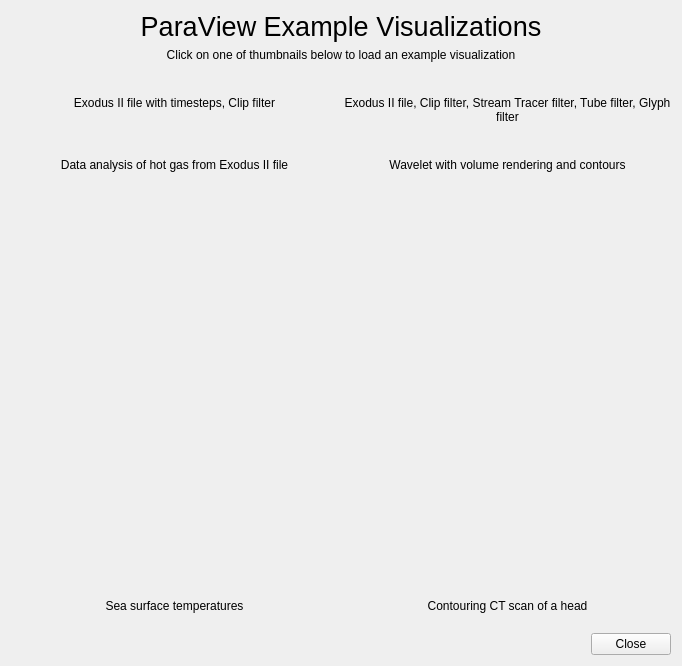
Qt form Qt/ApplicationComponents/Resources/UI/pqExampleVisualizationsDialog.ui (pierre-guillou/paraview-ttk) before a commit.
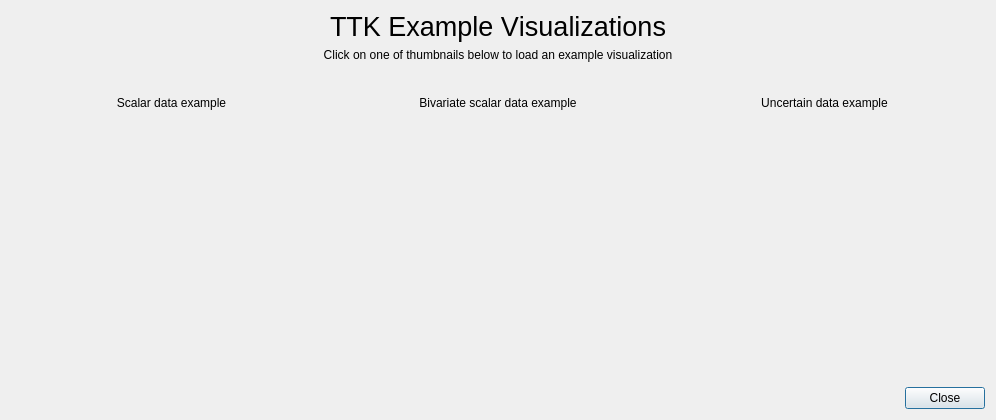
The same form after that commit. Icons and pictures are not drawn.

The edit to the form file:
```diff
--- a/Qt/ApplicationComponents/Resources/UI/pqExampleVisualizationsDialog.ui
+++ b/Qt/ApplicationComponents/Resources/UI/pqExampleVisualizationsDialog.ui
@@ -6,55 +6,22 @@
    <rect>
     <x>0</x>
     <y>0</y>
-    <width>682</width>
-    <height>666</height>
+    <width>996</width>
+    <height>420</height>
    </rect>
   </property>
   <property name="windowTitle">
    <string>ParaView Example Visualizations</string>
   </property>
   <layout class="QGridLayout" name="gridLayout">
-   <item row="1" column="0" colspan="2">
+   <item row="1" column="0" colspan="3">
     <widget class="QLabel" name="label">
      <property name="text">
       <string>&lt;html&gt;&lt;head/&gt;&lt;body&gt;&lt;p align=&quot;center&quot;&gt;Click on one of thumbnails below to load an example visualization&lt;/p&gt;&lt;/body&gt;&lt;/html&gt;</string>
      </property>
     </widget>
    </item>
-   <item row="4" column="0">
-    <widget class="QPushButton" name="HotGasAnalysisExampleButton">
-     <property name="text">
-      <string/>
-     </property>
-     <property name="icon">
-      <iconset resource="../pqApplicationComponents.qrc">
-       <normaloff>:/pqApplicationComponents/Thumbnails/HotGasAnalysisExample.png</normaloff>:/pqApplicationComponents/Thumbnails/HotGasAnalysisExample.png</iconset>
-     </property>
-     <property name="iconSize">
-      <size>
-       <width>300</width>
-       <height>225</height>
-      </size>
-     </property>
-     <property name="flat">
-      <bool>true</bool>
-     </property>
-    </widget>
-   </item>
-   <item row="5" column="0">
-    <widget class="QLabel" name="HotGasAnalysisExampleDescription">
-     <property name="text">
-      <string>&lt;html&gt;&lt;head/&gt;&lt;body&gt;&lt;p&gt;Data analysis of hot gas from Exodus II file&lt;/p&gt;&lt;/body&gt;&lt;/html&gt;</string>
-     </property>
-     <property name="alignment">
-      <set>Qt::AlignHCenter|Qt::AlignTop</set>
-     </property>
-     <property name="wordWrap">
-      <bool>true</bool>
-     </property>
-    </widget>
-   </item>
-   <item row="0" column="0" colspan="2">
+   <item row="0" column="0" colspan="3">
     <widget class="QLabel" name="titleLabel">
      <property name="font">
       <font>
@@ -65,17 +32,17 @@
       </font>
      </property>
      <property name="text">
-      <string>ParaView Example Visualizations</string>
+      <string>TTK Example Visualizations</string>
      </property>
      <property name="alignment">
       <set>Qt::AlignCenter</set>
      </property>
     </widget>
    </item>
-   <item row="5" column="1">
-    <widget class="QLabel" name="WaveletExampleDescription">
+   <item row="3" column="0">
+    <widget class="QLabel" name="Example1Description">
      <property name="text">
-      <string>&lt;html&gt;&lt;head/&gt;&lt;body&gt;&lt;p&gt;Wavelet with volume rendering and contours&lt;br/&gt;&lt;/p&gt;&lt;/body&gt;&lt;/html&gt;</string>
+      <string>Scalar data example</string>
      </property>
      <property name="alignment">
       <set>Qt::AlignHCenter|Qt::AlignTop</set>
@@ -85,33 +52,7 @@
      </property>
     </widget>
    </item>
-   <item row="8" column="1">
-    <widget class="QLabel" name="HeadSQExampleDescription">
-     <property name="text">
-      <string>&lt;html&gt;&lt;head/&gt;&lt;body&gt;&lt;p&gt;Contouring CT scan of a head&lt;br/&gt;&lt;/p&gt;&lt;/body&gt;&lt;/html&gt;</string>
-     </property>
-     <property name="alignment">
-      <set>Qt::AlignHCenter|Qt::AlignTop</set>
-     </property>
-     <property name="wordWrap">
-      <bool>true</bool>
-     </property>
-    </widget>
-   </item>
-   <item row="8" column="0">
-    <widget class="QLabel" name="TosExampleDescription">
-     <property name="text">
-      <string>&lt;html&gt;&lt;head/&gt;&lt;body&gt;&lt;p&gt;Sea surface temperatures&lt;br/&gt;&lt;/p&gt;&lt;/body&gt;&lt;/html&gt;</string>
-     </property>
-     <property name="alignment">
-      <set>Qt::AlignHCenter|Qt::AlignTop</set>
-     </property>
-     <property name="wordWrap">
-      <bool>true</bool>
-     </property>
-    </widget>
-   </item>
-   <item row="9" column="0" colspan="2">
+   <item row="8" column="0" colspan="3">
     <widget class="QDialogButtonBox" name="buttonBox">
      <property name="orientation">
       <enum>Qt::Horizontal</enum>
@@ -124,7 +65,7 @@
    <item row="3" column="1">
     <widget class="QLabel" name="DiskOutRefExampleDescription">
      <property name="text">
-      <string>Exodus II file, Clip filter, Stream Tracer filter, Tube filter, Glyph filter</string>
+      <string>Bivariate scalar data example</string>
      </property>
      <property name="alignment">
       <set>Qt::AlignHCenter|Qt::AlignTop</set>
@@ -134,73 +75,11 @@
      </property>
     </widget>
    </item>
-   <item row="4" column="1">
-    <widget class="QPushButton" name="WaveletExampleButton">
+   <item row="3" column="2">
+    <widget class="QLabel" name="Example3Description">
      <property name="text">
-      <string/>
+      <string>Uncertain data example</string>
      </property>
-     <property name="icon">
-      <iconset resource="../pqApplicationComponents.qrc">
-       <normaloff>:/pqApplicationComponents/Thumbnails/WaveletExample.png</normaloff>:/pqApplicationComponents/Thumbnails/WaveletExample.png</iconset>
-     </property>
-     <property name="iconSize">
-      <size>
-       <width>300</width>
-       <height>225</height>
-      </size>
-     </property>
-     <property name="flat">
-      <bool>true</bool>
-     </property>
-    </widget>
-   </item>
-   <item row="7" column="1">
-    <widget class="QPushButton" name="HeadSQExampleButton">
-     <property name="text">
-      <string/>
-     </property>
-     <property name="icon">
-      <iconset resource="../pqApplicationComponents.qrc">
-        <normalon>:/pqApplicationComponents/Thumbnails/HeadSQExample.png</normalon>
-      </iconset>
-     </property>
-     <property name="iconSize">
-      <size>
-       <width>300</width>
-       <height>225</height>
-      </size>
-     </property>
-     <property name="flat">
-      <bool>true</bool>
-     </property>
-    </widget>
-   </item>
-   <item row="7" column="0">
-    <widget class="QPushButton" name="TosExampleButton">
-     <property name="text">
-      <string/>
-     </property>
-     <property name="icon">
-      <iconset resource="../pqApplicationComponents.qrc">
-        <normalon>:/pqApplicationComponents/Thumbnails/TosExample.png</normalon>
-      </iconset>
-     </property>
-     <property name="iconSize">
-      <size>
-       <width>300</width>
-       <height>225</height>
-      </size>
-     </property>
-     <property name="flat">
-      <bool>true</bool>
-     </property>
-    </widget>
-   </item>
-   <item row="3" column="0">
-    <widget class="QLabel" name="CanExampleDescription">
-     <property name="text">
-      <string>Exodus II file with timesteps, Clip filter</string>
-     </property>
      <property name="alignment">
       <set>Qt::AlignHCenter|Qt::AlignTop</set>
      </property>
@@ -251,6 +130,47 @@
      </property>
     </widget>
    </item>
+   <item row="2" column="1">
+    <widget class="QPushButton" name="Example2Button">
+     <property name="text">
+      <string/>
+     </property>
+     <property name="icon">
+      <iconset>
+       <normalon>:/pqApplicationComponents/Thumbnails/Example2.png</normalon>
+      </iconset>
+     </property>
+     <property name="iconSize">
+      <size>
+       <width>300</width>
+       <height>225</height>
+      </size>
+     </property>
+     <property name="flat">
+      <bool>true</bool>
+     </property>
+    </widget>
+   </item>
+   <item row="2" column="2">
+    <widget class="QPushButton" name="Example3Button">
+     <property name="text">
+      <string/>
+     </property>
+     <property name="icon">
+      <iconset resource="../pqApplicationComponents.qrc">
+       <normaloff>:/pqApplicationComponents/Thumbnails/Example3.png</normaloff>:/pqApplicationComponents/Thumbnails/Example3.png</iconset>
+     </property>
+     <property name="iconSize">
+      <size>
+       <width>300</width>
+       <height>225</height>
+      </size>
+     </property>
+     <property name="flat">
+      <bool>true</bool>
+     </property>
+    </widget>
+   </item>
    <item row="6" column="0">
     <spacer name="verticalSpacer">
      <property name="orientation">
```
Left out of the diff: 38 changed lines with no effect on the pictures.
